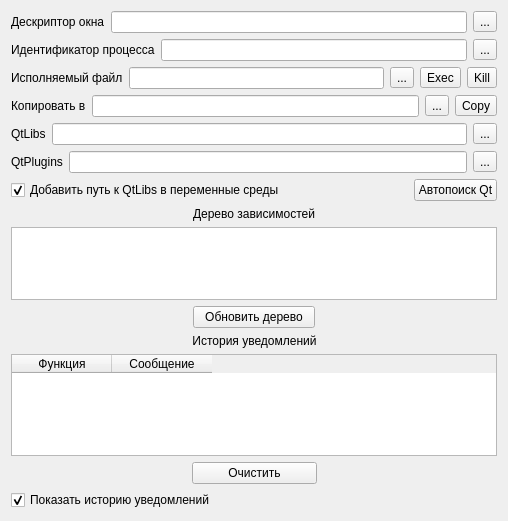
This is mainwindow.ui in HardArchive/DLLCollector_recode as Qt 5 draws it before an edit. The edited form follows.
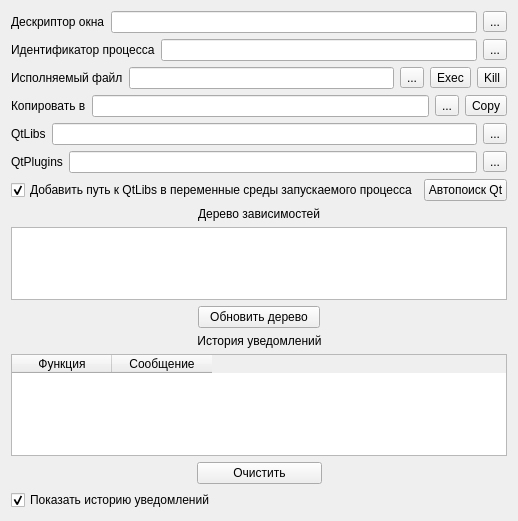
This is the edited form.

Commit message: Доработал дерево зависимостей.

Diff of the .ui file:
```diff
--- a/mainwindow.ui
+++ b/mainwindow.ui
@@ -443,7 +443,7 @@
          <string>Добавляем путь к библиотекам Qt, в переменные среды запускаемого приложения</string>
         </property>
         <property name="text">
-         <string>Добавить путь к QtLibs в переменные среды</string>
+         <string>Добавить путь к QtLibs в переменные среды запускаемого процесса</string>
         </property>
         <property name="checked">
          <bool>true</bool>
```
The commit also changes 2 other files.
